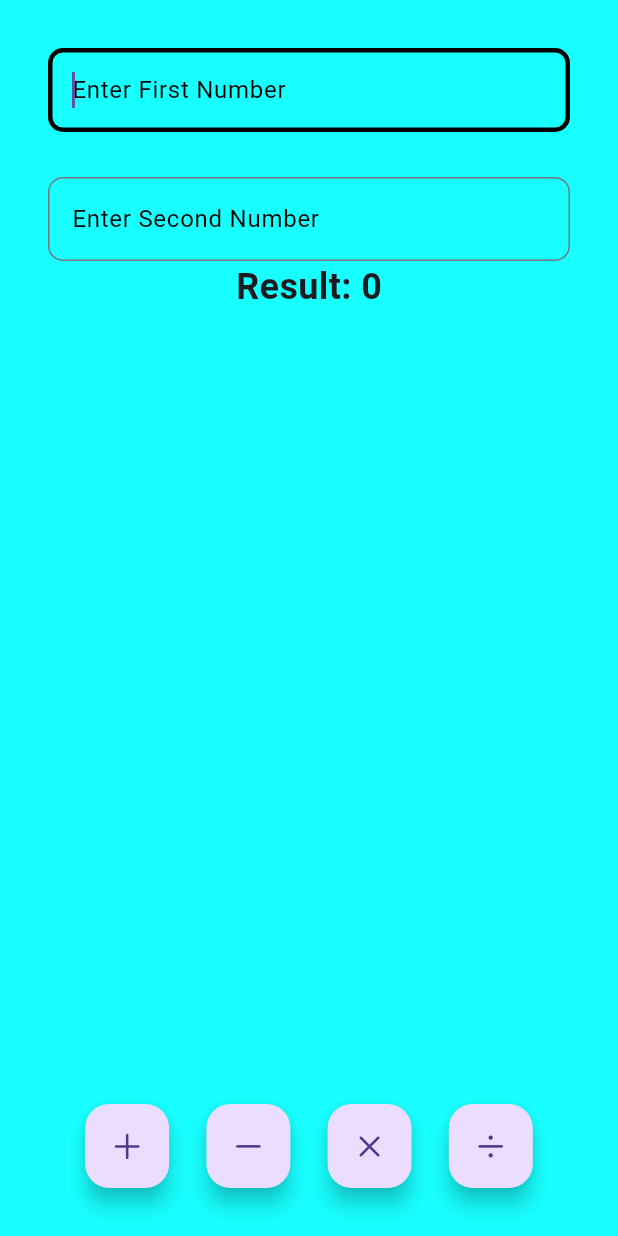
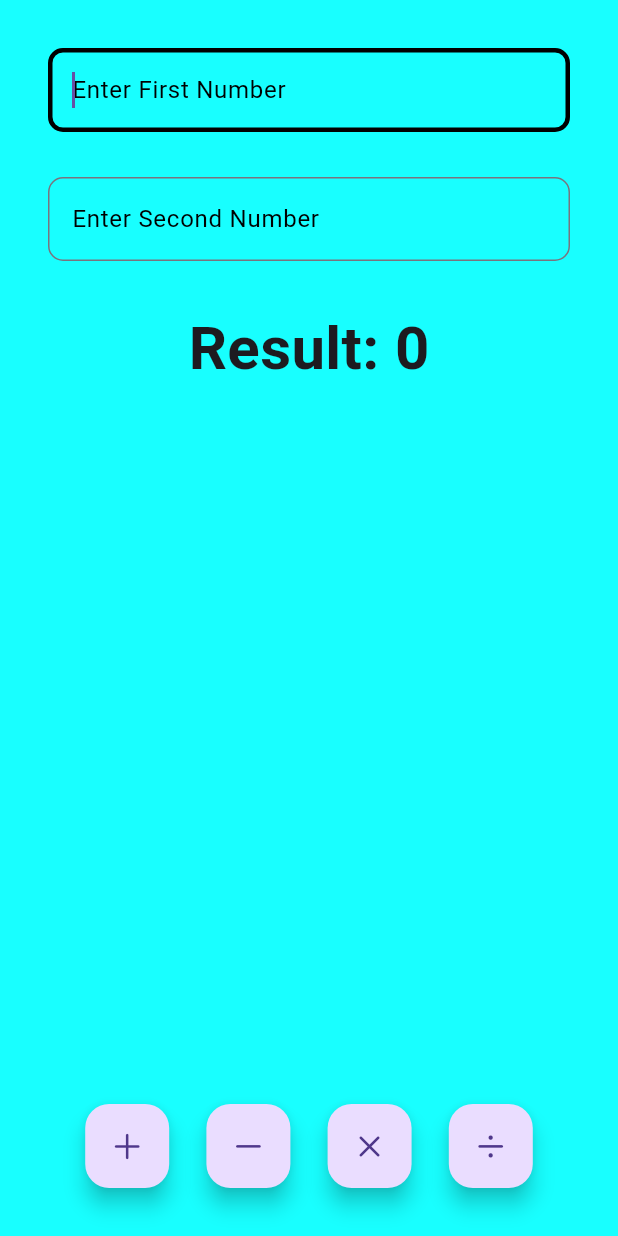
Before and after one commit to OmkarLande/Flutter_Basic_app, a Flutter app: the screen it shows after launch, on a phone screen of 412 x 824 dp. Run offline on Flutter 3.47's test engine with Material 3 defaults, Android fonts, the phone set to English and light mode, and no system bars.

Commit message:
Refactor padding and font size in CalculatorView

```diff
--- a/lib/views/calculator_view.dart
+++ b/lib/views/calculator_view.dart
@@ -1,30 +1,32 @@
 import 'package:flutter/cupertino.dart';
 import 'package:flutter/material.dart';
-import 'package:flutter/widgets.dart';
 
 class CalculatorView extends StatelessWidget {
   const CalculatorView({super.key});
 
   @override
   Widget build(BuildContext context) {
-    return const Padding(
-      padding: EdgeInsets.all(32.0),
+    return Padding(
+      padding: const EdgeInsets.all(32.0),
       child:  Column(
         children: [
-          DisplayOne(hint: "Enter First Number",),
-          SizedBox(
+          const DisplayOne(hint: "Enter First Number",),
+          const SizedBox(
             height: 30,
           ),
-          DisplayOne(hint: "Enter Second Number",),
-          Text(
+          const DisplayOne(hint: "Enter Second Number",),
+          const SizedBox(
+            height: 30,
+          ),
+          const Text(
             "Result: 0",
           style: TextStyle(
-            fontSize: 24,
+            fontSize: 40,
             fontWeight:
             FontWeight.bold
             ),
           ),
-          Spacer(),
+          const Spacer(),
           Row(
             mainAxisAlignment: MainAxisAlignment.spaceEvenly,
             children: [
```
